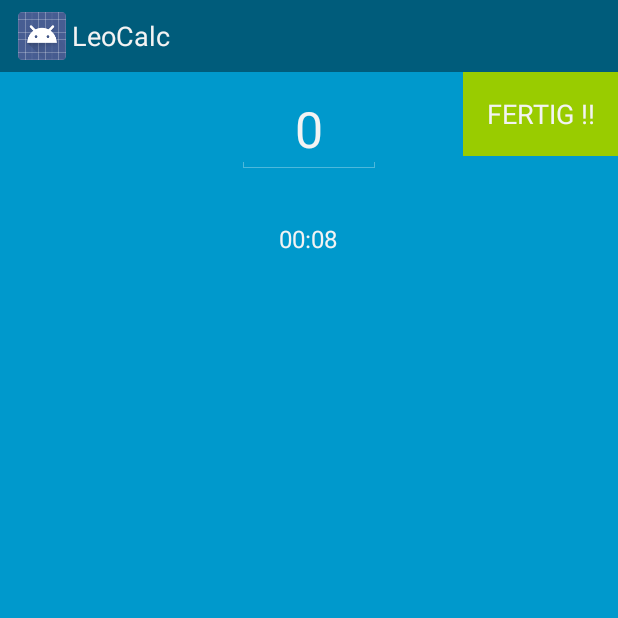
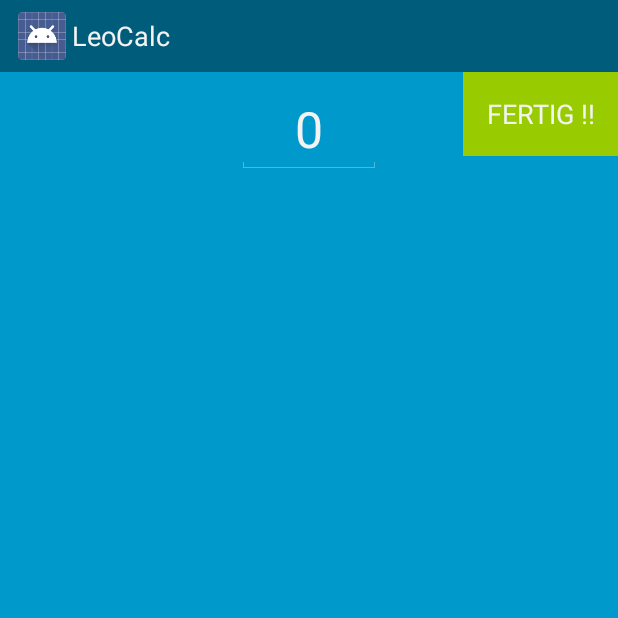
Before and after one commit to eiselejosef/leocalc, an Android app: the screen it shows after launch (EinmalEinsActivity), on a phone screen of 412 x 824 dp, the top half of it. Run offline under Robolectric (Android 15) with nearby library versions, the phone set to English and light mode, and no system bars.

Commit message:
make counter invisible, sound, success after 3

```diff
--- a/app/src/main/res/layout/activity_einmaleins.xml
+++ b/app/src/main/res/layout/activity_einmaleins.xml
@@ -77,7 +77,8 @@
             android:layout_height="122dp"
             android:id="@+id/chronometer"
             android:layout_gravity="center_horizontal|top"
-            android:paddingTop="100dp" />
+            android:paddingTop="100dp"
+            android:visibility="invisible" />
 
         <Button android:id="@+id/button_enter"
             style="?metaButtonBarButtonStyle"
```
Also changed, not shown: app/src/main/java/de/sepp/mobile/leocalc/app/EinmalEinsActivity.java (+18 -1 lines).
